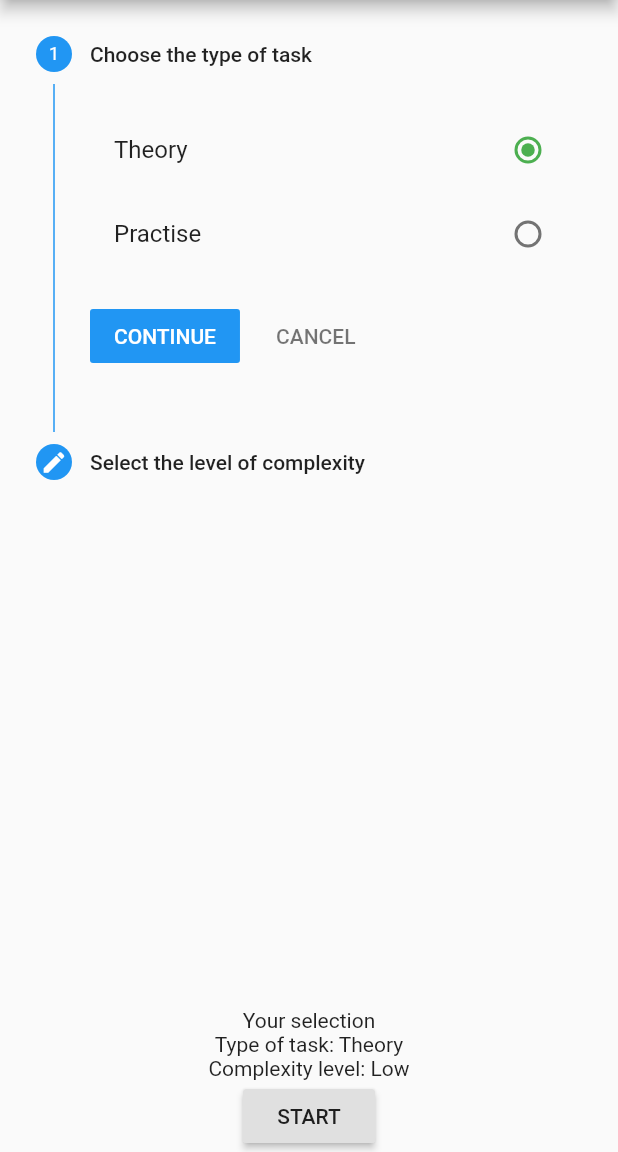
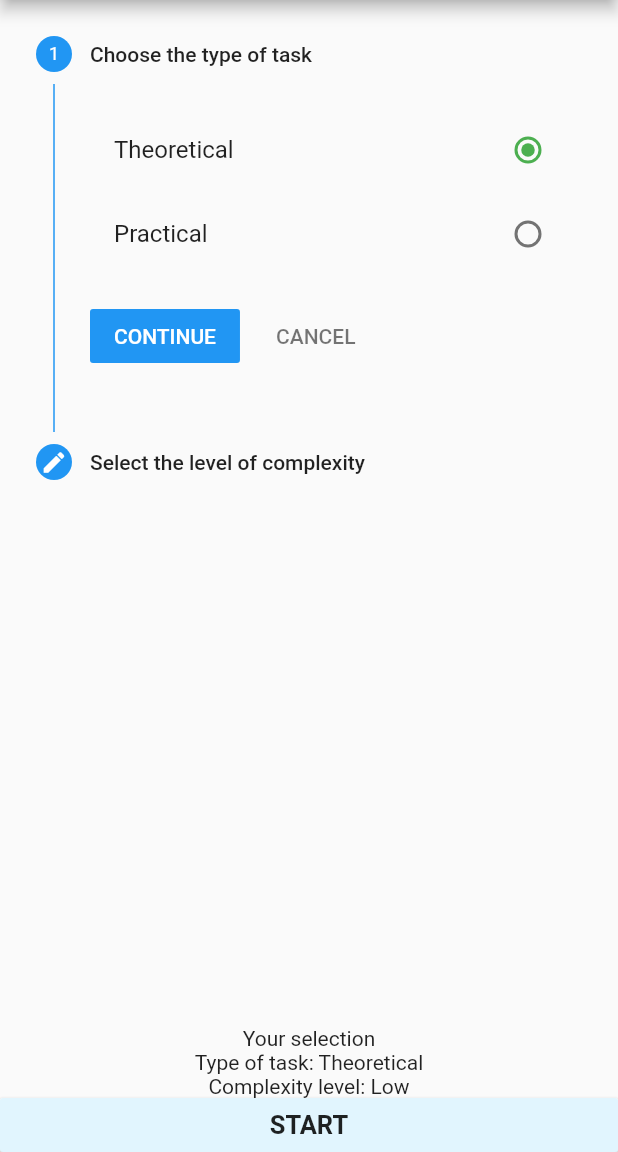
Before and after one commit to AlinaLadybug/Flutter-Android, a Flutter app: the screen it shows after launch, on a phone screen of 412 x 824 dp, the part 84-1236 px from its top. Run offline on Flutter 3.47's test engine with Material 2 defaults, Android fonts, the phone set to English and light mode, and no system bars.

Commit message:
finish 2nd lab

```diff
--- a/first_app/lib/fragments/home.dart
+++ /dev/null
@@ -1,175 +0,0 @@
-import 'package:flutter/material.dart';
-
-import 'tasks.dart';
-
-class MyHome extends StatefulWidget {
-  @override
-  MyHomeState createState() => new MyHomeState();
-}
-
-//State is information of the application that can change over time or when some actions are taken.
-class MyHomeState extends State<MyHome> {
-  int _radComplex = 0;
-  int _radType = 0;
-
-  void _setRadComplex(int value) => setState(() => {
-        _radComplex = value,
-      });
-  void _setRadType(int value) => setState(() => _radType = value);
-
-  int currentStep = 0;
-  String result = "";
-  @override
-  Widget build(BuildContext context) {
-    List<Text> complexities = new List<Text>();
-    complexities.add(new Text("Low"));
-    complexities.add(new Text("Normal"));
-    complexities.add(new Text("High"));
-
-    List<Text> types = <Text>[new Text("Theory"), new Text("Practise")];
-    // Widget makeRadios() {
-    //   List<Widget> list = new List<Widget>();
-
-    //   for (int i = 0; i < 3; i++) {
-    //     list.add(new Column(children: <Widget>[
-    //       complexities[i],
-    //       new Radio(
-    //         value: i,
-    //         groupValue: _radComplex,
-    //         onChanged: _setRadComplex,
-    //       )
-    //     ]));
-    //   }
-
-    //   Row column = new Row(
-    //     mainAxisAlignment: MainAxisAlignment.center,
-    //     children: list,
-    //   );
-
-    //   return column;
-    // }
-
-    Widget makeRadioTiles(List<Text> texts, int grpValue, onChg) {
-      List<Widget> list = new List<Widget>();
-
-      for (int i = 0; i < texts.length; i++) {
-        list.add(new RadioListTile(
-            value: i,
-            groupValue: grpValue,
-            onChanged: onChg,
-            activeColor: Colors.green,
-            controlAffinity: ListTileControlAffinity.trailing,
-            title: texts[i]));
-      }
-
-      Column column = new Column(
-        children: list,
-      );
-      return column;
-    }
-
-    // init the step to 0th position
-    List<Step> mySteps = [
-      new Step(
-          // Title of the Step
-          title: new Text("Choose the type of task"),
-          // Content, it can be any widget here. Using basic Text for this example
-          content: new Column(
-            children: <Widget>[makeRadioTiles(types, _radType, _setRadType)],
-          ),
-          isActive: true),
-      new Step(
-          title: new Text("Select the level of complexity"),
-          content: new Column(children: <Widget>[
-            makeRadioTiles(complexities, _radComplex, _setRadComplex)
-          ]),
-          // You can change the style of the step icon i.e number, editing, etc.
-          state: StepState.editing,
-          isActive: true),
-    ];
-    return new Scaffold(
-      // Appbar
-      appBar: new AppBar(
-        // Title
-        title: new Text("TeachUp"),
-      ),
-      // Body
-      body: new Container(
-          child: new Column(children: <Widget>[
-        Expanded(
-            child: new Stepper(
-          // Using a variable here for handling the currentStep
-          currentStep: this.currentStep,
-          // List the steps you would like to have
-          steps: mySteps,
-          // Define the type of Stepper style
-          // StepperType.horizontal :  Horizontal Style
-          // StepperType.vertical   :  Vertical Style
-          type: StepperType.vertical,
-          // Know the step that is tapped
-          onStepTapped: (step) {
-            // On hitting step itself, change the state and jump to that step
-            setState(() {
-              // update the variable handling the current step value
-              // jump to the tapped step
-              currentStep = step;
-            });
-            // Log function call
-            // print("onStepTapped : " + step.toString());
-          },
-          onStepCancel: () {
-            // On hitting cancel button, change the state
-            setState(() {
-              // update the variable handling the current step value
-              // going back one step i.e subtracting 1, until its 0
-              if (currentStep > 0) {
-                currentStep = currentStep - 1;
-              } else {
-                currentStep = 0;
-              }
-            });
-            // Log function call
-            // print("onStepCancel : " + current_step.toString());
-          },
-          // On hitting continue button, change the state
-          onStepContinue: () {
-            setState(() {
-              // update the variable handling the current step value
-              // going back one step i.e adding 1, until its the length of the step
-              if (currentStep < mySteps.length - 1) {
-                currentStep = currentStep + 1;
-              } else {
-                currentStep = 0;
-              }
-            });
-            // Log function call
-            // print("onStepContinue : " + current_step.toString());
-          },
-        )),
-        // new TextField(
-        //     decoration: new InputDecoration(hintText: "Your selection"),
-        //     //onChanged is called whenever we add or delete something on Text Field
-        //     onSubmitted: (String str) {
-        //       setState(() {
-        //         result = str;
-        //       });
-        //     }),
-        //displaying input text
-        new Text("Your selection", textAlign: TextAlign.center),
-
-        new Text("Type of task: " + types[_radType].data),
-        new Text("Complexity level: " + complexities[_radComplex].data),
-        new RaisedButton(
-          onPressed: () {
-            Navigator.of(context).push(new MaterialPageRoute(
-                builder: (BuildContext context) =>
-                    new TasksPage("First Page")));
-            print("press button");
-          },
-          splashColor: Colors.redAccent,
-          child: new Text("START"),
-        )
-      ])),
-    );
-  }
-}
--- a/first_app/lib/main.dart
+++ b/first_app/lib/main.dart
@@ -1,6 +1,5 @@
+import 'package:first_app/pages/home.dart';
 import 'package:flutter/material.dart';
-
-import 'fragments/home.dart';
 
 void main() {
   runApp(new MaterialApp(
--- /dev/null
+++ b/first_app/lib/models/abstract/task.dart
@@ -0,0 +1,5 @@
+abstract class Task {
+  final String question;
+  final String answer;
+  Task({this.question, this.answer});
+}
--- /dev/null
+++ b/first_app/lib/pages/home.dart
@@ -0,0 +1,121 @@
+import 'package:flutter/material.dart';
+
+import 'tasks.dart';
+
+class MyHome extends StatefulWidget {
+  @override
+  MyHomeState createState() => new MyHomeState();
+}
+
+class MyHomeState extends State<MyHome> {
+  int _radComplex = 0;
+  int _radType = 0;
+
+  void _setRadComplex(int value) => setState(
+        () => _radComplex = value,
+      );
+  void _setRadType(int value) => setState(() => _radType = value);
+
+  int currentStep = 0;
+  String result = "";
+  @override
+  Widget build(BuildContext context) {
+    List<Text> complexities = <Text>[
+      new Text("Low"),
+      new Text("Normal"),
+      new Text("High")
+    ];
+
+    List<Text> types = <Text>[new Text("Theoretical"), new Text("Practical")];
+
+    Widget makeRadioTiles(List<Text> texts, int grpValue, onChg) {
+      List<Widget> list = new List<Widget>();
+
+      for (int i = 0; i < texts.length; i++) {
+        list.add(new RadioListTile(
+            value: i,
+            groupValue: grpValue,
+            onChanged: onChg,
+            activeColor: Colors.green,
+            controlAffinity: ListTileControlAffinity.trailing,
+            title: texts[i]));
+      }
+
+      Column column = new Column(
+        children: list,
+      );
+      return column;
+    }
+
+    List<Step> mySteps = [
+      new Step(
+          title: new Text("Choose the type of task"),
+          content: new Column(
+            children: <Widget>[makeRadioTiles(types, _radType, _setRadType)],
+          ),
+          isActive: true),
+      new Step(
+          title: new Text("Select the level of complexity"),
+          content: new Column(children: <Widget>[
+            makeRadioTiles(complexities, _radComplex, _setRadComplex)
+          ]),
+          state: StepState.editing,
+          isActive: true),
+    ];
+    return new Scaffold(
+      appBar: new AppBar(
+        title: new Text("TeachUp"),
+      ),
+      body: new Container(
+          child: new Column(children: <Widget>[
+        Expanded(
+            child: new Stepper(
+          currentStep: this.currentStep,
+          steps: mySteps,
+          type: StepperType.vertical,
+          onStepTapped: (step) {
+            setState(() {
+              currentStep = step;
+            });
+          },
+          onStepCancel: () {
+            setState(() {
+              if (currentStep > 0) {
+                currentStep = currentStep - 1;
+              } else {
+                currentStep = 0;
+              }
+            });
+          },
+          onStepContinue: () {
+            setState(() {
+              if (currentStep < mySteps.length - 1) {
+                currentStep = currentStep + 1;
+              } else {
+                currentStep = 0;
+              }
+            });
+          },
+        )),
+        new Text("Your selection", textAlign: TextAlign.center),
+        new Text("Type of task: " + types[_radType].data),
+        new Text("Complexity level: " + complexities[_radComplex].data),
+        new MaterialButton(
+          materialTapTargetSize: MaterialTapTargetSize.shrinkWrap,
+          minWidth: double.infinity,
+          color: Colors.lightBlue[50],
+          onPressed: () {
+            Navigator.of(context).push(new MaterialPageRoute(
+                builder: (BuildContext context) =>
+                    new TasksPage(complexities[_radComplex].data)));
+          },
+          splashColor: Colors.blueGrey,
+          child: new Text(
+            "START",
+            style: TextStyle(fontWeight: FontWeight.bold, fontSize: 17),
+          ),
+        )
+      ])),
+    );
+  }
+}
--- a/first_app/pubspec.yaml
+++ b/first_app/pubspec.yaml
@@ -21,6 +21,8 @@ dependencies:
     sdk: flutter
   flutter_xlider: ^2.1.0
   intl: ^0.15.7
+  http:
+  path_provider:
 
   # The following adds the Cupertino Icons font to your application.
   # Use with the CupertinoIcons class for iOS style icons.
```
Also changed, not shown: first_app/lib/fragments/tasks.dart (deleted, +0 -112 lines), first_app/lib/models/practicalTask.dart (added, +16 -0 lines), first_app/lib/models/theoreticalTask.dart (added, +23 -0 lines), first_app/lib/models/theoryTask.dart (deleted, +0 -20 lines), first_app/lib/pages/tasks.dart (added, +238 -0 lines), first_app/lib/fragments/tasks/practicalTasks.dart (added), first_app/lib/fragments/tasks/theoreticalTasks.dart (added), first_app/pubspec.lock, 1 other file.
